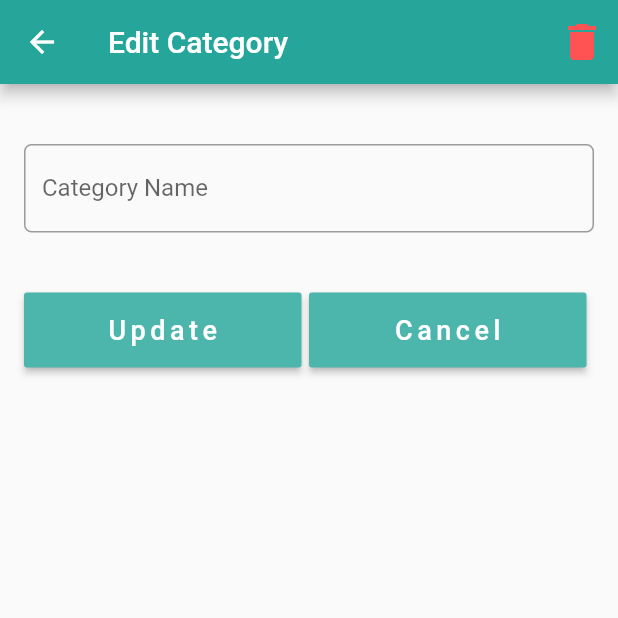
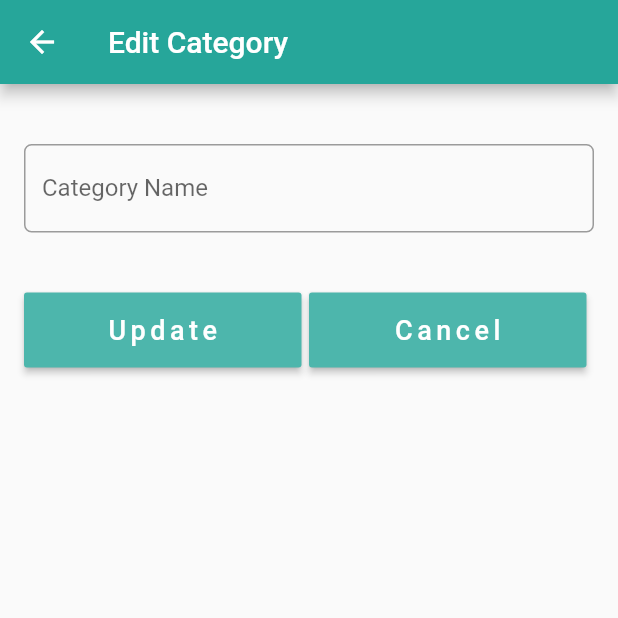
Before and after one commit to tsaniarisqi/polinema_mobile_UAS, a Flutter app: the EditCategoryPage screen opened directly, on a phone screen of 412 x 824 dp, the top half of it. Run offline on Flutter 3.47's test engine with Material 2 defaults, Android fonts, the phone set to English and light mode, and no system bars; our stand-ins replace cloud_firestore, firebase_auth, firebase_core, google_sign_in; accounts and stored records are empty; network calls fail.

Commit message:
memperbaiki tampilan

```diff
--- a/lib/database/category.dart
+++ b/lib/database/category.dart
@@ -44,7 +44,7 @@ class Categories {
     CollectionReference notesItemCollection =
         _mainCollection.doc(userUid).collection('category');
 
-    return notesItemCollection.snapshots();
+    return notesItemCollection.orderBy("categoryName").snapshots();
   }
 
   static Future<void> deleteCategory({
--- a/lib/database/product.dart
+++ b/lib/database/product.dart
@@ -56,7 +56,7 @@ class Product {
     CollectionReference notesItemCollection =
         _mainCollection.doc(userUid).collection('product');
 
-    return notesItemCollection.snapshots();
+    return notesItemCollection.orderBy("categoryName").snapshots();
   }
 
   static Future<void> deleteProduct({
--- a/lib/pages/category/edit_category_page.dart
+++ b/lib/pages/category/edit_category_page.dart
@@ -1,5 +1,4 @@
 import 'package:flutter/material.dart';
-import 'package:shopping_list/database/category.dart';
 import 'package:shopping_list/widgets/edit_category_form.dart';
 
 class EditCategoryPage extends StatefulWidget {
@@ -17,7 +16,6 @@ class EditCategoryPage extends StatefulWidget {
 
 class _EditCategoryPageState extends State<EditCategoryPage> {
   final FocusNode _categoryNameFocusNode = FocusNode();
-  bool _isDeleting = false;
 
   @override
   Widget build(BuildContext context) {
@@ -29,44 +27,6 @@ class _EditCategoryPageState extends State<EditCategoryPage> {
         appBar: AppBar(
           title: Text("Edit Category"),
           backgroundColor: Colors.teal[400],
-          actions: [
-            _isDeleting
-                ? Padding(
-                    padding: const EdgeInsets.only(
-                      top: 10.0,
-                      bottom: 10.0,
-                      right: 16.0,
-                    ),
-                    child: CircularProgressIndicator(
-                      valueColor: AlwaysStoppedAnimation<Color>(
-                        Colors.redAccent,
-                      ),
-                      strokeWidth: 3,
-                    ),
-                  )
-                : IconButton(
-                    icon: Icon(
-                      Icons.delete,
-                      color: Colors.redAccent,
-                      size: 32,
-                    ),
-                    onPressed: () async {
-                      setState(() {
-                        _isDeleting = true;
-                      });
-
-                      await Categories.deleteCategory(
-                        docId: widget.documentId,
-                      );
-
-                      setState(() {
-                        _isDeleting = false;
-                      });
-
-                      Navigator.of(context).pop();
-                    },
-                  ),
-          ],
         ),
         body: SafeArea(
           child: Padding(
```
Also changed, not shown: lib/pages/product/edit_product_page.dart (+0 -40 lines), lib/widgets/category_list.dart (+32 -2 lines), lib/widgets/product_list.dart (+56 -12 lines).
